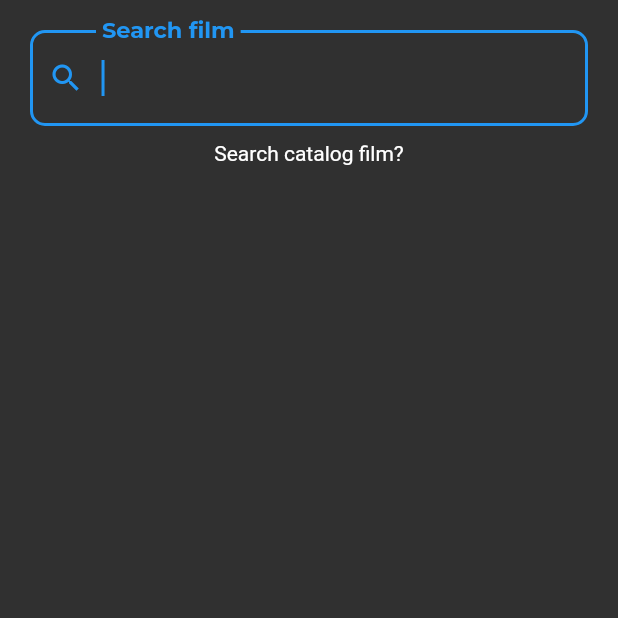
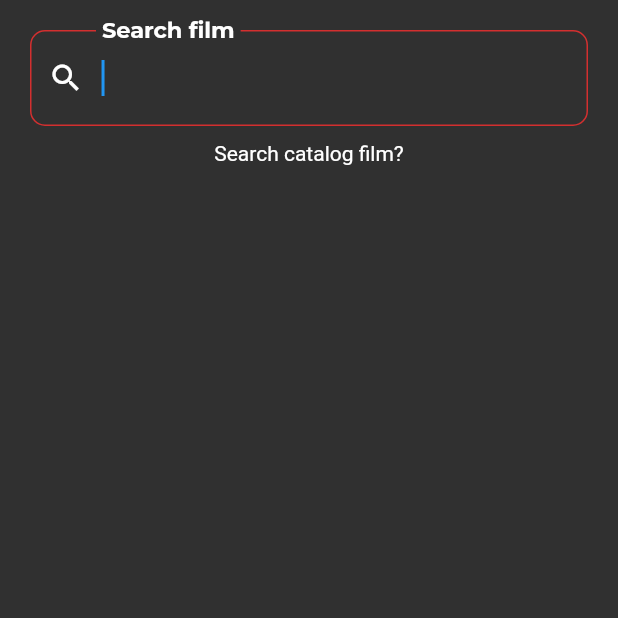
Before and after one commit to TediHidayat07/Catalog-Movie-App, a Flutter app: the Search screen opened directly, on a phone screen of 412 x 824 dp, the top half of it. Run offline on Flutter 3.47's test engine with Material 2 defaults, Android fonts, the phone set to English and light mode, and no system bars; our stand-ins replace convex_bottom_bar, equatable, google_fonts.

```diff
--- a/lib/pages/search.dart
+++ b/lib/pages/search.dart
@@ -25,12 +25,23 @@ class _SearchState extends State<Search> {
             autocorrect: true,
             autofocus: true,
             decoration: InputDecoration(
-              border: OutlineInputBorder(
+              enabledBorder: OutlineInputBorder(
+                borderRadius: BorderRadius.circular(10),
+                borderSide: BorderSide(color: Colors.red.shade700),
+              ),
+              focusedBorder: OutlineInputBorder(
+                borderSide: BorderSide(color: Colors.red.shade700),
                 borderRadius: BorderRadius.circular(10),
               ),
               contentPadding: const EdgeInsets.all(20),
               labelText: 'Search film',
-              prefixIcon: const Icon(Icons.search),
+              labelStyle: const TextStyle(
+                color: Colors.white,
+              ),
+              prefixIcon: const Icon(
+                Icons.search,
+                color: Colors.white,
+              ),
             ),
             keyboardType: TextInputType.text,
             textInputAction: TextInputAction.done,
```
Also changed, not shown: 1 other file.
